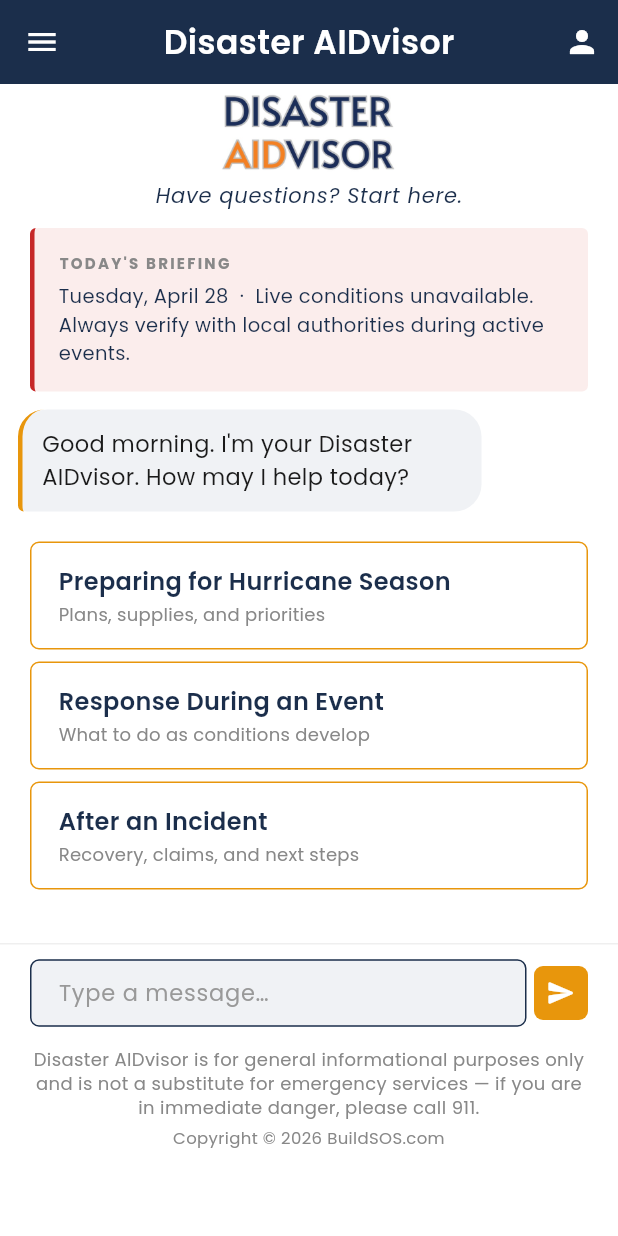
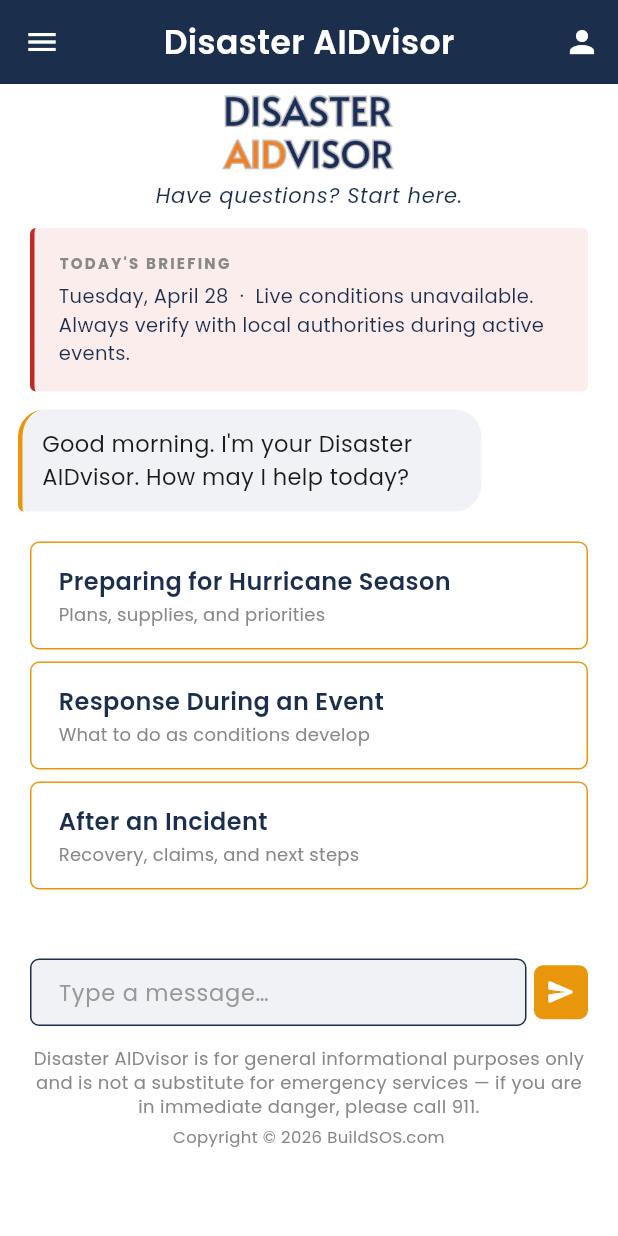
Before and after one commit to joevetoe/disaster-aidvisor, a Flutter app: the ChattingScreen screen opened directly, on a phone screen of 412 x 824 dp. Run offline on Flutter 3.47's test engine with Material 3 defaults, Android fonts, the phone set to English and light mode, and no system bars; drawn by our look-alikes of flutter_markdown; our stand-ins replace auto_size_text, cloud_firestore, firebase_auth, firebase_core, firebase_database, fluttertoast and 6 more; accounts and stored records are empty.

Commit message:
Fade chat content into the input bar instead of clipping at a divider
Wraps the scroll area (both the suggestion-chip landing view and the
ListView for live conversations) in a ShaderMask with a vertical
gradient that takes the bottom 6% of content to alpha 0. Removes the
hard 0.5px divider line above the input bar — the fade now does that
job visually.

Result: messages and chips visibly soften as they approach the input
area instead of getting cut off at a sharp boundary. Modern iOS
Messages / Mail pattern.

Co-Authored-By: Claude Opus 4.7 (1M context) <noreply@anthropic.com>

```diff
--- a/disasterbuddy/lib/views/chatting_screen.dart
+++ b/disasterbuddy/lib/views/chatting_screen.dart
@@ -2717,7 +2717,6 @@ class _ChattingScreenState extends State<ChattingScreen>
                 MediaQuery.of(context).padding.bottom + 10),
             decoration: const BoxDecoration(
               color: Colors.white,
-              border: Border(top: BorderSide(color: Color(0xffE0E0E0), width: 0.5)),
             ),
             child: Column(
               crossAxisAlignment: CrossAxisAlignment.stretch,
@@ -2768,11 +2767,27 @@ class _ChattingScreenState extends State<ChattingScreen>
     );
   }
 
+  Widget _fadeIntoInputBar({required Widget child}) {
+    return ShaderMask(
+      shaderCallback: (Rect bounds) {
+        return const LinearGradient(
+          begin: Alignment.topCenter,
+          end: Alignment.bottomCenter,
+          colors: [Colors.black, Colors.black, Colors.transparent],
+          stops: [0.0, 0.94, 1.0],
+        ).createShader(bounds);
+      },
+      blendMode: BlendMode.dstIn,
+      child: child,
+    );
+  }
+
   buildChat() {
     final t = AppLocalizations.of(context)!;
     if (_showSuggestionChips) {
       return Flexible(
-        child: SingleChildScrollView(
+        child: _fadeIntoInputBar(
+          child: SingleChildScrollView(
           child: Column(
             crossAxisAlignment: CrossAxisAlignment.stretch,
             children: [
@@ -2846,13 +2861,15 @@ class _ChattingScreenState extends State<ChattingScreen>
               const SizedBox(height: 16),
             ],
           ),
+          ),
         ),
       );
     }
 
     final chats = conversationModel.reversed.toList();
     return Expanded(
-        child: ListView.builder(
+        child: _fadeIntoInputBar(
+          child: ListView.builder(
             itemCount: chats.length,
             reverse: true,
             shrinkWrap: true,
@@ -2881,7 +2898,7 @@ class _ChattingScreenState extends State<ChattingScreen>
                           messagetype: user.messageType ?? '',
                           isSender: false),
                     );
-            }));
+            })));
   }
 
   Future<void> _submitUserMessage(String txt, {String messageType = "txt"}) async {
```
